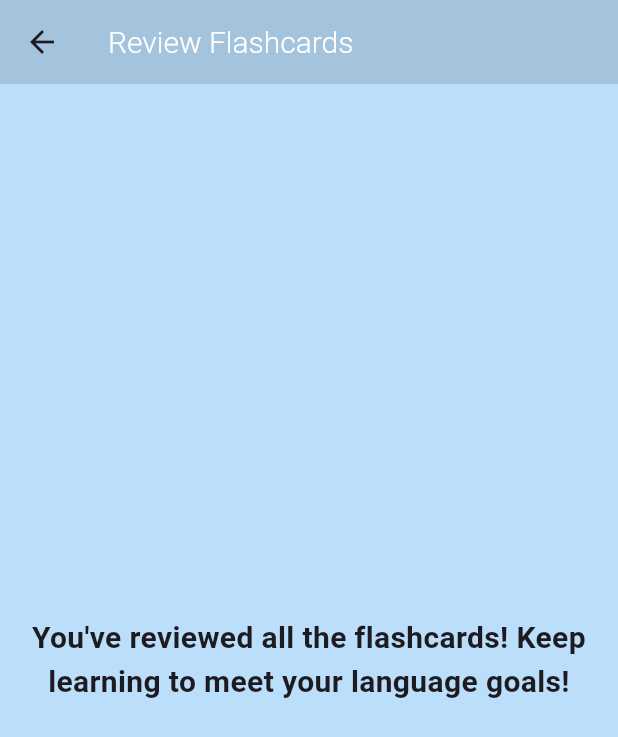
After one commit to andrucior/Flutter-language-app, a Flutter app: the screen it shows once a user with an empty profile is signed in, after a tap on "Review Flashcards", on a phone screen of 412 x 824 dp. The commit adds this screen. Shown: the top 737 px of the screen. Run offline on Flutter 3.47's test engine with Material 3 defaults, Android fonts, the phone set to English and light mode, and no system bars; our stand-ins replace cloud_firestore, firebase_auth, firebase_core, youtube_player_iframe; accounts and stored records are empty; network calls fail.

Commit message:
flashcards

```diff
--- /dev/null
+++ b/lib/flashcard_review.dart
@@ -0,0 +1,213 @@
+import 'package:flutter/material.dart';
+import 'package:firebase_auth/firebase_auth.dart';
+import 'package:cloud_firestore/cloud_firestore.dart';
+
+class FlashcardReviewScreen extends StatefulWidget {
+  const FlashcardReviewScreen({Key? key}) : super(key: key);
+
+  @override
+  State<FlashcardReviewScreen> createState() => _FlashcardReviewScreenState();
+}
+
+class _FlashcardReviewScreenState extends State<FlashcardReviewScreen> with SingleTickerProviderStateMixin {
+  List<Map<String, String>> _flashcards = [];
+  bool _isLoading = true;
+  int _currentIndex = 0;
+  bool _isFlipped = false;
+  late AnimationController _controller;
+  late Animation<double> _flipAnimation;
+  late Animation<Offset> _slideAnimation;
+
+  @override
+  void initState() {
+    super.initState();
+    _fetchFlashcards();
+
+    // Initialize animation controllers
+    _controller = AnimationController(
+      duration: const Duration(milliseconds: 500),
+      vsync: this,
+    );
+
+    _flipAnimation = Tween<double>(begin: 0, end: 1).animate(
+      CurvedAnimation(parent: _controller, curve: Curves.easeInOut),
+    );
+
+    _slideAnimation = Tween<Offset>(begin: Offset.zero, end: Offset.zero).animate(
+      CurvedAnimation(parent: _controller, curve: Curves.easeInOut),
+    );
+  }
+
+  Future<void> _fetchFlashcards() async {
+    try {
+      final user = FirebaseAuth.instance.currentUser;
+
+      if (user == null) {
+        throw Exception("No user logged in");
+      }
+
+      final flashcardsSnapshot = await FirebaseFirestore.instance
+          .collection('users')
+          .doc(user.uid)
+          .collection('flashcards')
+          .get();
+
+      final flashcards = flashcardsSnapshot.docs.map((doc) {
+        return {
+          'caption': doc['caption'] as String,
+          'translation': doc['translation'] as String,
+        };
+      }).toList();
+
+      setState(() {
+        _flashcards = flashcards;
+        _isLoading = false;
+      });
+    } catch (error) {
+      setState(() {
+        _isLoading = false;
+      });
+      ScaffoldMessenger.of(context).showSnackBar(
+        SnackBar(content: Text("Error loading flashcards: $error")),
+      );
+    }
+  }
+
+  void _showNextFlashcard({required bool isKnown}) {
+    setState(() {
+      _isFlipped = false;
+      _controller.reset();
+        if (_currentIndex < _flashcards.length - 1) {
+          setState(() {
+            _currentIndex++;
+          });
+        } else {
+          // If no flashcards are left, display completion message
+          setState(() {
+            _currentIndex++; // Move beyond the last index
+          });
+        }
+      });
+    }
+
+  void _flipCard() {
+    setState(() {
+      _isFlipped = !_isFlipped;
+      if (_isFlipped) {
+        _controller.forward();
+      } else {
+        _controller.reverse();
+      }
+    });
+  }
+
+  @override
+  void dispose() {
+    _controller.dispose();
+    super.dispose();
+  }
+
+  @override
+  Widget build(BuildContext context) {
+    final bool hasCompletedReview = _currentIndex >= _flashcards.length;
+
+    return Scaffold(
+      appBar: AppBar(
+        title: const Text("Review Flashcards"),
+      ),
+      body: _isLoading
+          ? const Center(child: CircularProgressIndicator())
+          : hasCompletedReview
+              ? const Center(
+                  child: Text(
+                    "You've reviewed all the flashcards! Keep learning to meet your language goals!",
+                    textAlign: TextAlign.center,
+                    style: TextStyle(
+                      fontSize: 20,
+                      fontWeight: FontWeight.bold,
+                    ),
+                  ),
+                )
+              : Column(
+                  mainAxisAlignment: MainAxisAlignment.center,
+                  children: [
+                    GestureDetector(
+                      onTap: _flipCard,
+                      child: AnimatedBuilder(
+                        animation: _controller,
+                        builder: (context, child) {
+                          final isFrontVisible = _flipAnimation.value <= 0.5;
+                          final flashcard = _flashcards[_currentIndex];
+                          return SlideTransition(
+                            position: _slideAnimation,
+                            child: Transform(
+                              transform: Matrix4.rotationY(_flipAnimation.value * 3.14159),
+                              alignment: Alignment.center,
+                              child: Card(
+                                elevation: 4,
+                                margin: const EdgeInsets.all(16.0),
+                                child: Container(
+                                  width: double.infinity,
+                                  height: 250,
+                                  alignment: Alignment.center,
+                                  child: isFrontVisible
+                                      ? Text(
+                                          flashcard['caption'] ?? '',
+                                          style: const TextStyle(
+                                            fontSize: 22,
+                                            fontWeight: FontWeight.bold,
+                                          ),
+                                          textAlign: TextAlign.center,
+                                        )
+                                      : Transform(
+                                          transform: Matrix4.rotationY(3.14159), // Flip translation to face forward
+                                          alignment: Alignment.center,
+                                          child: Text(
+                                            flashcard['translation'] ?? '',
+                                            style: const TextStyle(
+                                              fontSize: 22,
+                                              fontStyle: FontStyle.italic,
+                                            ),
+                                            textAlign: TextAlign.center,
+                                          ),
+                                        ),
+                                ),
+                              ),
+                            ),
+                          );
+                        },
+                      ),
+                    ),
+                    const SizedBox(height: 20),
+                    Row(
+                      mainAxisAlignment: MainAxisAlignment.spaceEvenly,
+                      children: [
+                        ElevatedButton(
+                          onPressed: () => _showNextFlashcard(isKnown: true),
+                          style: ElevatedButton.styleFrom(
+                            backgroundColor: Colors.green,
+                            padding: const EdgeInsets.symmetric(horizontal: 24, vertical: 12),
+                          ),
+                          child: const Text(
+                            "I know this word",
+                            style: TextStyle(fontSize: 16),
+                          ),
+                        ),
+                        ElevatedButton(
+                          onPressed: () => _showNextFlashcard(isKnown: false),
+                          style: ElevatedButton.styleFrom(
+                            backgroundColor: Colors.red,
+                            padding: const EdgeInsets.symmetric(horizontal: 24, vertical: 12),
+                          ),
+                          child: const Text(
+                            "Prefer to review",
+                            style: TextStyle(fontSize: 16),
+                          ),
+                        ),
+                      ],
+                    ),
+                  ],
+                ),
+    );
+  }
+}
--- a/lib/video_search.dart
+++ b/lib/video_search.dart
@@ -4,6 +4,7 @@ import 'dart:developer';
 import 'package:flutter/material.dart';
 import 'package:http/http.dart' as http;
 import 'video_player.dart';
+import 'flashcard_review.dart';
 
 // Video searching view
 // Fetching videos from flask api
@@ -79,7 +80,7 @@ class _VideoSearchScreenState extends State<VideoSearchScreen> {
             TextField(
               controller: _searchController,
               style: const TextStyle(
-                color: Colors.white,
+                color: Colors.black,
                 fontSize: 16,
               ),
               decoration: const InputDecoration(
@@ -96,6 +97,17 @@ class _VideoSearchScreenState extends State<VideoSearchScreen> {
                 }
               },
               child: const Text('Search'),
+            ),
+            const SizedBox(height: 16),
+            ElevatedButton(
+              onPressed: () {
+                Navigator.of(context).push(
+                  MaterialPageRoute(
+                    builder: (ctx) => const FlashcardReviewScreen(),
+                  ),
+                );
+              },
+              child: const Text("Review Flashcards"),
             ),
             const SizedBox(height: 16),
             if (_isLoading)
@@ -139,7 +151,7 @@ class _VideoSearchScreenState extends State<VideoSearchScreen> {
                       ),
                       trailing: const Icon(
                         Icons.play_arrow_rounded,
-                        color: Colors.redAccent,
+                        color: Colors.blue,
                         size: 28.0,
                       ),
                       onTap: () {
@@ -147,8 +159,10 @@ class _VideoSearchScreenState extends State<VideoSearchScreen> {
                           context,
                           MaterialPageRoute(
                             builder: (context) => VideoPlayerScreen(
-                                videoId: video['videoId']),
-                          ),
+                                videoId: video['videoId'],
+                                selectedLanguage: _selectedLanguage,
+                              ),
+                            ),
                         );
                       },
                     );
```
Also changed, not shown: lib/video_player.dart (+22 -25 lines).
